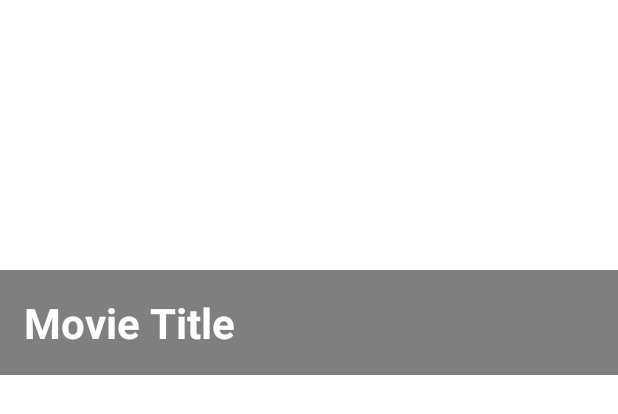
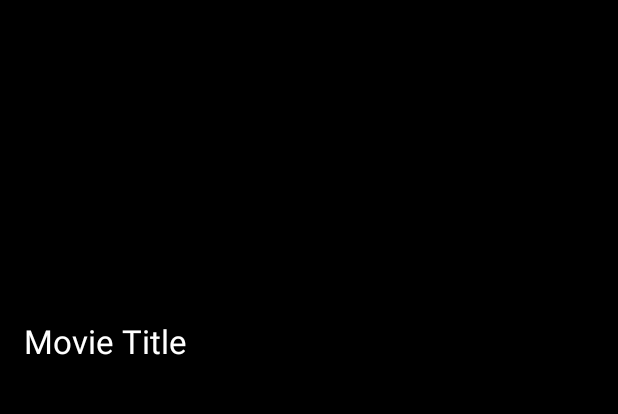
Before and after one commit to ranhaveshush/mdb, an Android app: the layout fragment_movie_details.xml on its own in the app's theme, with its tools: preview values and no code run, on a phone screen of 412 x 824 dp. Shown: the top 414 px of the screen. Run offline under Robolectric (Android 15) with nearby library versions, the phone set to English and light mode, and no system bars.

Commit message:
Change to dark theme, layout fixes.

```diff
--- a/app/src/main/res/layout/fragment_home.xml
+++ b/app/src/main/res/layout/fragment_home.xml
@@ -29,9 +29,7 @@
             android:layout_height="wrap_content"
             android:background="@color/movie_details_title_background"
             android:padding="@dimen/padding_standard"
-            android:textColor="@android:color/primary_text_dark"
-            android:textSize="24sp"
-            android:textStyle="bold"
+            android:textAppearance="?android:attr/textAppearanceLarge"
             app:layout_constraintBottom_toBottomOf="@id/imageView_featuredMovie"
             app:layout_constraintEnd_toEndOf="@id/imageView_featuredMovie"
             app:layout_constraintStart_toStartOf="@id/imageView_featuredMovie"
--- a/app/src/main/res/layout/fragment_movie_category.xml
+++ b/app/src/main/res/layout/fragment_movie_category.xml
@@ -12,7 +12,7 @@
         android:layout_height="wrap_content"
         android:gravity="center"
         android:padding="@dimen/padding_standard"
-        android:textSize="30sp"
+        android:textAppearance="?android:attr/textAppearanceLarge"
         app:layout_constraintBottom_toTopOf="@id/recyclerView_movies"
         app:layout_constraintTop_toTopOf="parent"
         tools:text="Movies Title" />
@@ -21,8 +21,6 @@
         android:id="@+id/recyclerView_movies"
         android:layout_width="match_parent"
         android:layout_height="0dp"
-        android:layout_marginStart="@dimen/margin_small"
-        android:layout_marginEnd="@dimen/margin_small"
         android:orientation="vertical"
         app:layoutManager="androidx.recyclerview.widget.GridLayoutManager"
         app:layout_constraintBottom_toBottomOf="parent"
--- a/app/src/main/res/layout/fragment_movie_details.xml
+++ b/app/src/main/res/layout/fragment_movie_details.xml
@@ -38,11 +38,12 @@
                 android:layout_width="match_parent"
                 android:layout_height="wrap_content"
                 android:background="@color/movie_details_title_background"
-                android:padding="@dimen/margin_standard"
+                android:paddingStart="@dimen/padding_standard"
+                android:paddingTop="@dimen/padding_medium"
+                android:paddingEnd="@dimen/padding_standard"
+                android:paddingBottom="@dimen/padding_medium"
                 android:text="@{resource.data.title}"
-                android:textColor="@android:color/white"
-                android:textSize="28sp"
-                android:textStyle="bold"
+                android:textAppearance="?android:attr/textAppearanceLarge"
                 app:layout_constraintBottom_toBottomOf="@id/imageView_movieBackdrop"
                 app:layout_constraintStart_toStartOf="@id/imageView_movieBackdrop"
                 tools:text="Movie Title" />
@@ -53,7 +54,6 @@
                 android:layout_height="wrap_content"
                 android:padding="@dimen/padding_standard"
                 android:text="@{resource.toString()}"
-                android:textSize="20sp"
                 app:layout_constraintTop_toBottomOf="@id/imageView_movieBackdrop"
                 tools:text="@tools:sample/lorem/random" />
 
--- a/app/src/main/res/layout/item_movie.xml
+++ b/app/src/main/res/layout/item_movie.xml
@@ -19,7 +19,6 @@
     <androidx.constraintlayout.widget.ConstraintLayout
         android:layout_width="@dimen/item_movie_width"
         android:layout_height="@dimen/item_movie_height"
-        android:layout_margin="@dimen/margin_small"
         android:background="?attr/selectableItemBackground"
         android:onClick="@{(view) -> movieItemClickListener.onMovieItemClick(view, movieItem)}">
 
--- a/app/src/main/res/values/colors.xml
+++ b/app/src/main/res/values/colors.xml
@@ -1,8 +1,8 @@
 <?xml version="1.0" encoding="utf-8"?>
 <resources>
-    <color name="colorPrimary">#008577</color>
-    <color name="colorPrimaryDark">#00574B</color>
-    <color name="colorAccent">#D81B60</color>
+    <color name="colorPrimary">#000000</color>
+    <color name="colorPrimaryDark">#000000</color>
+    <color name="colorAccent">#62D378</color>
 
     <color name="item_movie_thumbnail_background">#999999</color>
     <color name="movie_details_title_background">#80000000</color>
--- a/app/src/main/res/values/styles.xml
+++ b/app/src/main/res/values/styles.xml
@@ -1,11 +1,13 @@
 <resources>
 
     <!-- Base application theme. -->
-    <style name="AppTheme" parent="Theme.MaterialComponents.Light.NoActionBar">
+    <style name="AppTheme" parent="Theme.MaterialComponents.NoActionBar">
         <!-- Customize your theme here. -->
         <item name="colorPrimary">@color/colorPrimary</item>
         <item name="colorPrimaryDark">@color/colorPrimaryDark</item>
         <item name="colorAccent">@color/colorAccent</item>
+
+        <item name="android:background">?attr/colorPrimary</item>
     </style>
 
     <!-- Base widgets -->
```
Also changed, not shown: app/src/main/res/layout/horizontal_list_movies.xml (+7 -2 lines), app/src/main/res/values/dimens.xml (+3 -6 lines).
